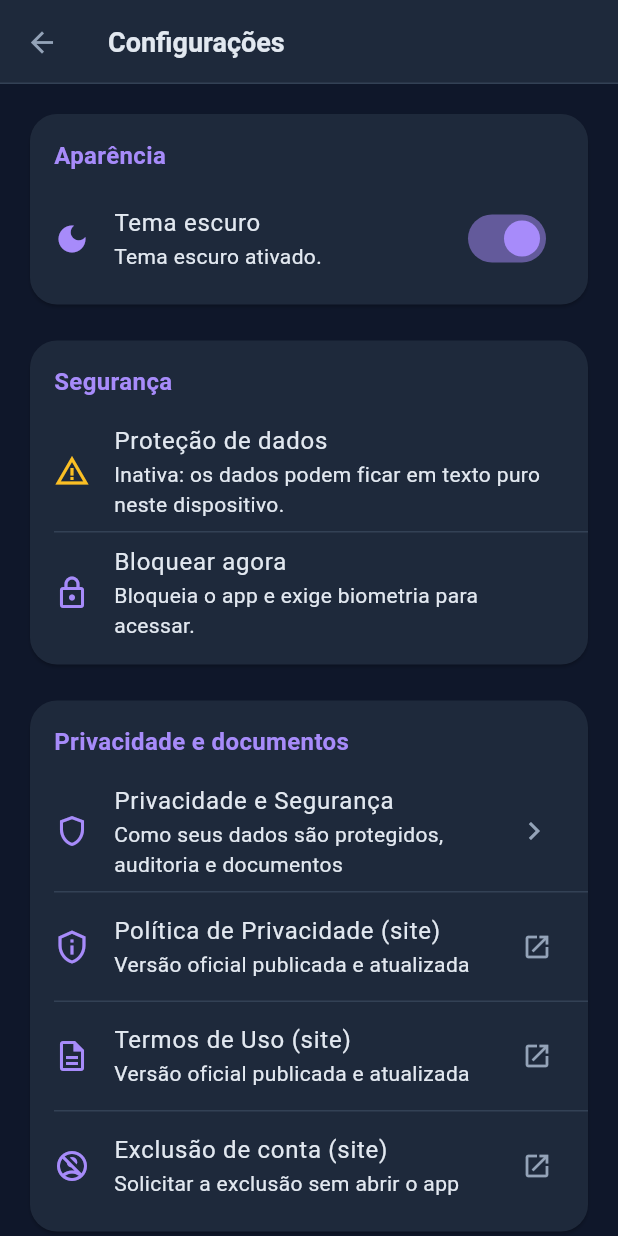
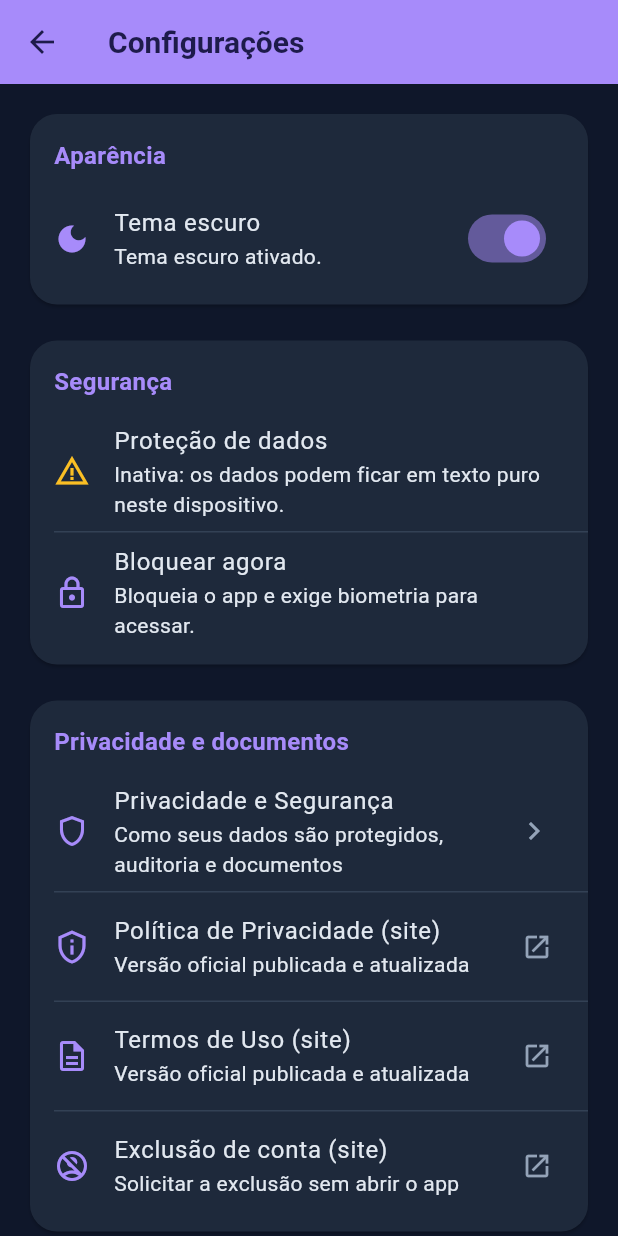
Before and after one commit to rodrigolemospsi/mentall-api, a Flutter app: the ConfiguracoesPage screen opened directly, after a tap on "Tema escuro", on a phone screen of 412 x 824 dp. Run offline on Flutter 3.47's test engine with Material 3 defaults, Android fonts, the phone set to English and light mode, and no system bars; our stand-ins replace audioplayers, file_picker, flutter_local_notifications, flutter_riverpod, flutter_secure_storage, google_sign_in and 12 more; missing offline and left inert: android_intent_plus, dart:html, encrypt, extension_google_sign_in_as_googleapis_auth, googleapis, local_auth_android and 2 more; accounts and stored records are empty; statements that could not run were skipped.

Commit message:
fix(ui): AppBar padrao volta ao roxo do app
- Corrige o titulo preto nas telas que usam appBarPadrao (ex.: Pacientes):
  sem titleTextStyle escuro fixo, o titulo segue foregroundColor (branco no roxo)
- Agenda deixa de ter barra branca: AppBar padrao volta a ser roxo, igual as
  demais telas principais

```diff
--- a/lib/main.dart
+++ b/lib/main.dart
@@ -277,25 +277,11 @@ class MentAllApp extends ConsumerWidget {
       useMaterial3: true,
       scaffoldBackgroundColor: colorScheme.surface,
       appBarTheme: AppBarTheme(
-        backgroundColor: corCard,
-        foregroundColor: colorScheme.onSurface,
+        backgroundColor: colorScheme.primary,
+        foregroundColor: colorScheme.onPrimary,
         elevation: 0,
         scrolledUnderElevation: 0,
         centerTitle: false,
-        iconTheme: IconThemeData(
-          color: colorScheme.onSurfaceVariant,
-          size: 22,
-        ),
-        actionsIconTheme: IconThemeData(
-          color: colorScheme.onSurfaceVariant,
-          size: 22,
-        ),
-        titleTextStyle: TextStyle(
-          fontSize: Tipografia.lg,
-          fontWeight: FontWeight.w700,
-          color: colorScheme.onSurface,
-        ),
-        shape: Border(bottom: BorderSide(color: colorScheme.outlineVariant)),
       ),
       cardTheme: CardThemeData(
         color: corCard,
```
